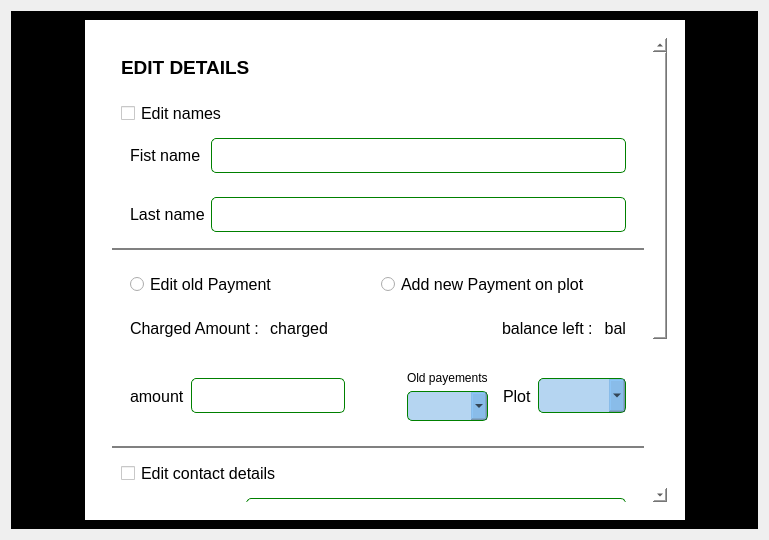
Old version of the form zomba_module_2/editable.ui in the repository madamis/zomba_module_resurrected.
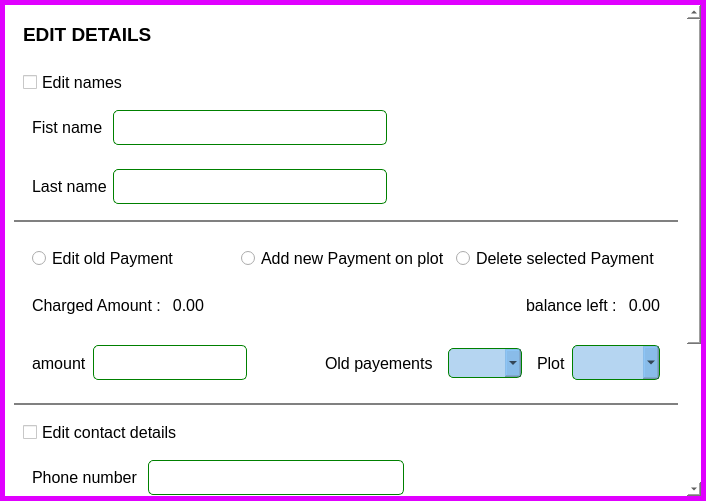
New version of the form.

Patch:
```diff
--- a/zomba_module_2/editable.ui
+++ b/zomba_module_2/editable.ui
@@ -2,52 +2,84 @@
 <ui version="4.0">
  <class>Dialog</class>
  <widget class="QDialog" name="Dialog">
+  <property name="windowModality">
+   <enum>Qt::ApplicationModal</enum>
+  </property>
+  <property name="enabled">
+   <bool>true</bool>
+  </property>
   <property name="geometry">
    <rect>
     <x>0</x>
     <y>0</y>
-    <width>769</width>
-    <height>540</height>
+    <width>706</width>
+    <height>501</height>
    </rect>
   </property>
   <property name="windowTitle">
    <string>Dialog</string>
   </property>
   <layout class="QHBoxLayout" name="horizontalLayout">
-   <item>
-    <widget class="QWidget" name="widget" native="true">
-     <property name="styleSheet">
-      <string notr="true">background-color: rgb(0, 0, 0);</string>
-     </property>
-     <layout class="QHBoxLayout" name="horizontalLayout_2">
-      <item>
-       <spacer name="horizontalSpacer">
-        <property name="orientation">
-         <enum>Qt::Horizontal</enum>
-        </property>
-        <property name="sizeHint" stdset="0">
-         <size>
-          <width>40</width>
-          <height>20</height>
-         </size>
-        </property>
-       </spacer>
-      </item>
+   <property name="spacing">
+    <number>0</number>
+   </property>
+   <property name="leftMargin">
+    <number>0</number>
+   </property>
+   <property name="topMargin">
+    <number>0</number>
+   </property>
+   <property name="rightMargin">
+    <number>0</number>
+   </property>
+   <property name="bottomMargin">
+    <number>0</number>
+   </property>
       <item>
        <widget class="QWidget" name="widget_2" native="true">
         <property name="minimumSize">
          <size>
-          <width>600</width>
-          <height>200</height>
+       <width>0</width>
+       <height>0</height>
          </size>
         </property>
         <property name="styleSheet">
          <string notr="true">background-color: rgb(255, 255, 255);</string>
         </property>
         <layout class="QHBoxLayout" name="horizontalLayout_3">
+      <property name="spacing">
+       <number>0</number>
+      </property>
+      <property name="leftMargin">
+       <number>0</number>
+      </property>
+      <property name="topMargin">
+       <number>0</number>
+      </property>
+      <property name="rightMargin">
+       <number>0</number>
+      </property>
+      <property name="bottomMargin">
+       <number>0</number>
+      </property>
          <item>
           <widget class="QWidget" name="widget_3" native="true">
            <layout class="QVBoxLayout" name="verticalLayout_2">
+         <property name="spacing">
+          <number>0</number>
+         </property>
+         <property name="leftMargin">
+          <number>0</number>
+         </property>
+         <property name="topMargin">
+          <number>0</number>
+         </property>
+         <property name="rightMargin">
+          <number>0</number>
+         </property>
+         <property name="bottomMargin">
+          <number>0</number>
+         </property>
             <item>
              <widget class="QScrollArea" name="scrollArea">
               <property name="minimumSize">
@@ -57,7 +89,10 @@
                </size>
               </property>
               <property name="styleSheet">
-               <string notr="true">border:none;</string>
+            <string notr="true">QScrollArea{
+	border: 5px solid #e000ff;
+	background:#f000ff;
+}</string>
               </property>
               <property name="widgetResizable">
                <bool>true</bool>
@@ -66,9 +101,9 @@
                <property name="geometry">
                 <rect>
                  <x>0</x>
-                 <y>-233</y>
-                 <width>547</width>
-                 <height>701</height>
+              <y>-203</y>
+              <width>679</width>
+              <height>694</height>
                 </rect>
                </property>
                <layout class="QVBoxLayout" name="verticalLayout">
@@ -137,6 +172,19 @@
                         </property>
                        </widget>
                       </item>
+                   <item>
+                    <spacer name="horizontalSpacer">
+                     <property name="orientation">
+                      <enum>Qt::Horizontal</enum>
+                     </property>
+                     <property name="sizeHint" stdset="0">
+                      <size>
+                       <width>40</width>
+                       <height>20</height>
+                      </size>
+                     </property>
+                    </spacer>
+                   </item>
                      </layout>
                     </widget>
                    </item>
@@ -164,6 +212,19 @@
                         </property>
                        </widget>
                       </item>
+                   <item>
+                    <spacer name="horizontalSpacer_2">
+                     <property name="orientation">
+                      <enum>Qt::Horizontal</enum>
+                     </property>
+                     <property name="sizeHint" stdset="0">
+                      <size>
+                       <width>40</width>
+                       <height>20</height>
+                      </size>
+                     </property>
+                    </spacer>
+                   </item>
                      </layout>
                     </widget>
                    </item>
@@ -229,6 +290,18 @@
                         </property>
                        </widget>
                       </item>
+                   <item>
+                    <widget class="QRadioButton" name="delete_pay">
+                     <property name="font">
+                      <font>
+                       <pointsize>12</pointsize>
+                      </font>
+                     </property>
+                     <property name="text">
+                      <string>Delete selected Payment</string>
+                     </property>
+                    </widget>
+                   </item>
                      </layout>
                     </widget>
                    </item>
@@ -255,7 +328,7 @@
                          </font>
                         </property>
                         <property name="text">
-                         <string>charged</string>
+                      <string>0.00</string>
                         </property>
                         <property name="alignment">
                          <set>Qt::AlignRight|Qt::AlignTrailing|Qt::AlignVCenter</set>
@@ -295,7 +368,7 @@
                          </font>
                         </property>
                         <property name="text">
-                         <string>bal</string>
+                      <string>0.00</string>
                         </property>
                         <property name="alignment">
                          <set>Qt::AlignRight|Qt::AlignTrailing|Qt::AlignVCenter</set>
@@ -343,16 +416,21 @@
                        </spacer>
                       </item>
                       <item>
-                       <widget class="QWidget" name="widget_6" native="true">
-                        <layout class="QVBoxLayout" name="verticalLayout_3">
-                         <item>
                           <widget class="QLabel" name="label_5">
+                     <property name="font">
+                      <font>
+                       <pointsize>12</pointsize>
+                      </font>
+                     </property>
                            <property name="text">
                             <string>Old payements</string>
                            </property>
                           </widget>
                          </item>
                          <item>
+                    <widget class="QWidget" name="widget_6" native="true">
+                     <layout class="QVBoxLayout" name="verticalLayout_3">
+                      <item>
                           <widget class="QComboBox" name="payments">
                            <property name="styleSheet">
                             <string notr="true">background: rgba(70,150,220,0.4);</string>
@@ -454,6 +532,19 @@
                         </property>
                        </widget>
                       </item>
+                   <item>
+                    <spacer name="horizontalSpacer_6">
+                     <property name="orientation">
+                      <enum>Qt::Horizontal</enum>
+                     </property>
+                     <property name="sizeHint" stdset="0">
+                      <size>
+                       <width>40</width>
+                       <height>20</height>
+                      </size>
+                     </property>
+                    </spacer>
+                   </item>
                      </layout>
                     </widget>
                    </item>
@@ -541,22 +632,6 @@
             </item>
            </layout>
           </widget>
-         </item>
-        </layout>
-       </widget>
-      </item>
-      <item>
-       <spacer name="horizontalSpacer_2">
-        <property name="orientation">
-         <enum>Qt::Horizontal</enum>
-        </property>
-        <property name="sizeHint" stdset="0">
-         <size>
-          <width>40</width>
-          <height>20</height>
-         </size>
-        </property>
-       </spacer>
       </item>
      </layout>
     </widget>
```
Left out of the diff: 63 changed lines with no effect on the pictures. Lines whose indentation alone changed are shown as unchanged.
